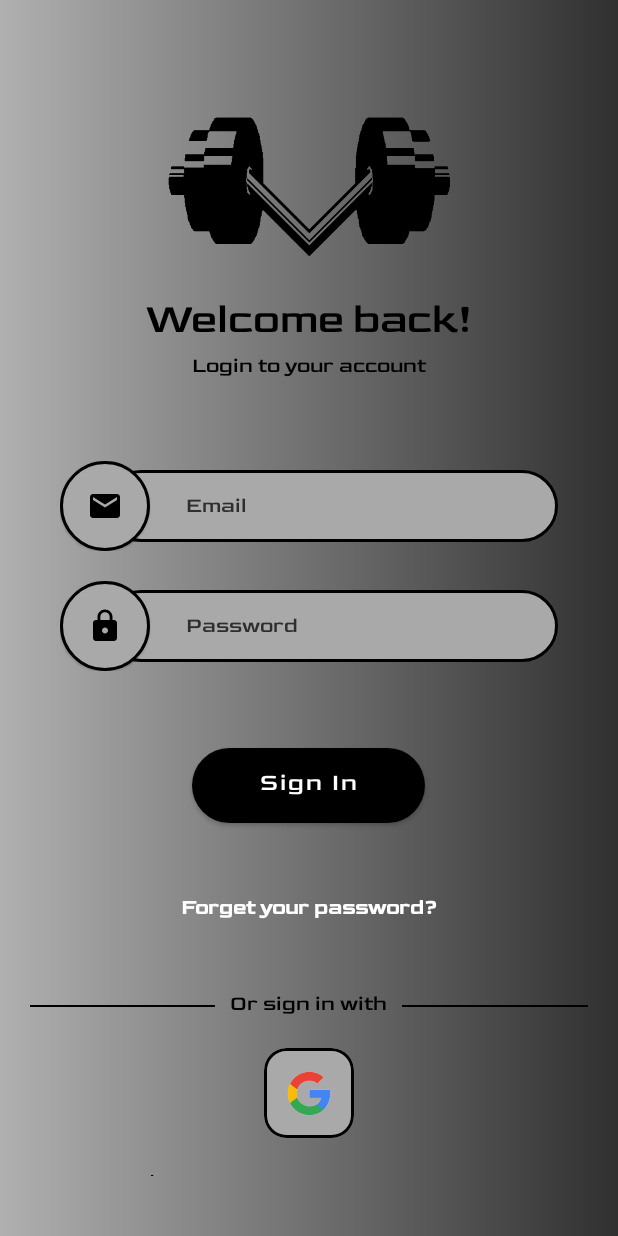
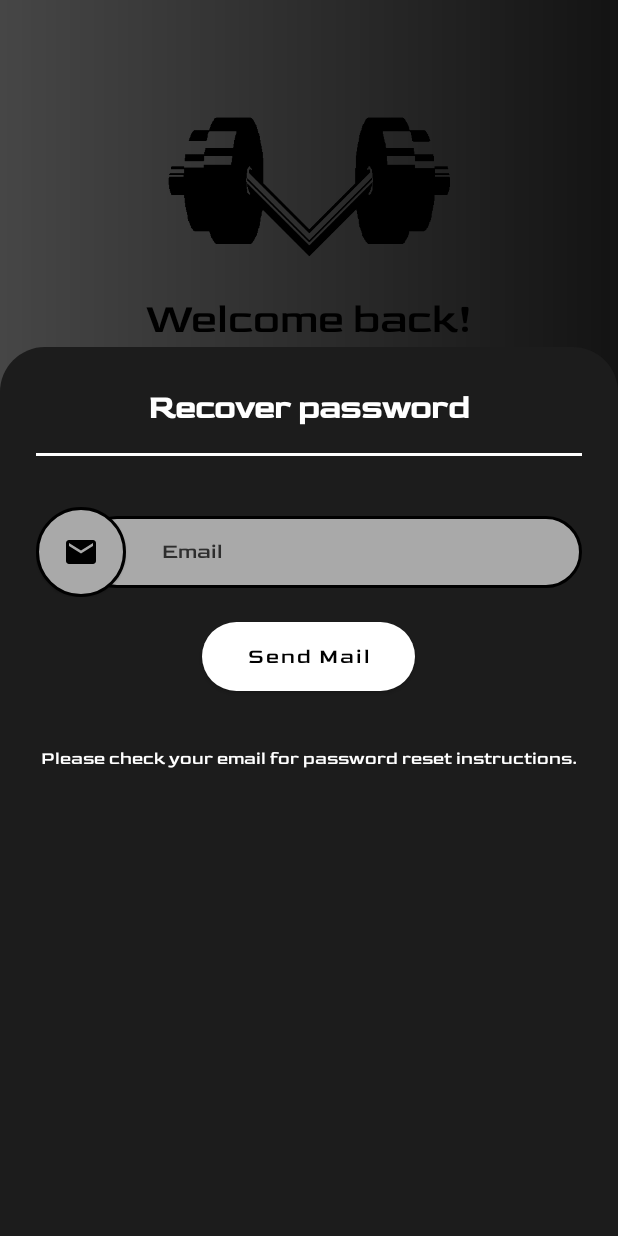
Before and after one commit to Josecp03/Vetra-FitnessApp-TFG, an Android app: the screen it shows after launch (SignInActivity), after a tap on "Forget your password?", on a phone screen of 412 x 824 dp. Run offline under Robolectric (Android 15) with nearby library versions, the phone set to English and light mode, and no system bars; 1 other tap on this screen came first.

Commit message:
Creando primer diálogo

```diff
--- a/app/src/main/AndroidManifest.xml
+++ b/app/src/main/AndroidManifest.xml
@@ -18,6 +18,7 @@
         <activity
             android:name=".view.activities.SignInActivity"
             android:exported="true"
+            android:windowSoftInputMode="adjustResize"
             android:theme="@style/Theme.MaterialComponents.DayNight.NoActionBar">
             <intent-filter>
                 <action android:name="android.intent.action.MAIN" />
--- a/app/src/main/java/com/example/vetra_fitnessapp_tfg/view/activities/SignInActivity.java
+++ b/app/src/main/java/com/example/vetra_fitnessapp_tfg/view/activities/SignInActivity.java
@@ -1,19 +1,18 @@
 package com.example.vetra_fitnessapp_tfg.view.activities;
 
+import android.annotation.SuppressLint;
 import android.os.Bundle;
 import android.view.View;
+import android.view.ViewGroup;
 import android.widget.Button;
 import android.widget.TextView;
 import android.widget.Toast;
+import androidx.appcompat.app.AppCompatActivity;
+import com.example.vetra_fitnessapp_tfg.R;
+import com.google.android.material.bottomsheet.BottomSheetDialog;
+import com.google.android.material.card.MaterialCardView;
 
-import androidx.activity.EdgeToEdge;
-import androidx.appcompat.app.AppCompatActivity;
-import androidx.core.graphics.Insets;
-import androidx.core.view.ViewCompat;
-import androidx.core.view.WindowInsetsCompat;
-
-import com.example.vetra_fitnessapp_tfg.R;
-import com.google.android.material.card.MaterialCardView;
+import java.util.Objects;
 
 public class SignInActivity extends AppCompatActivity {
 
@@ -24,7 +23,7 @@ public class SignInActivity extends AppCompatActivity {
 
 
         // Botón de iniciar sesión
-        Button btnSignIn = findViewById(R.id.buttonSignIn);
+        Button btnSignIn = findViewById(R.id.buttonSendRecovery);
         btnSignIn.setOnClickListener(new View.OnClickListener() {
             @Override
             public void onClick(View v) {
@@ -43,12 +42,8 @@ public class SignInActivity extends AppCompatActivity {
 
         // Texto "Forget your password"
         TextView textForgetPassword = findViewById(R.id.textViewForgetPassword);
-        textForgetPassword.setOnClickListener(new View.OnClickListener() {
-            @Override
-            public void onClick(View v) {
-                Toast.makeText(SignInActivity.this, "Forgot password pressed", Toast.LENGTH_SHORT).show();
-            }
-        });
+        textForgetPassword.setOnClickListener(v -> showForgotPasswordDialog());
+
 
         // Texto "Sign up here"
         TextView textSignUp = findViewById(R.id.textViewSignUp);
@@ -60,4 +55,21 @@ public class SignInActivity extends AppCompatActivity {
         });
 
     }
+
+
+    private void showForgotPasswordDialog() {
+        @SuppressLint("InflateParams") View dialogView = getLayoutInflater().inflate(R.layout.dialog_recover_password, null);
+        BottomSheetDialog bottomSheetDialog = new BottomSheetDialog(this, R.style.BottomSheetDialogTheme);
+        bottomSheetDialog.setContentView(dialogView);
+        Objects.requireNonNull(bottomSheetDialog.getWindow()).setBackgroundDrawableResource(android.R.color.transparent);
+        bottomSheetDialog.show();
+
+        // Forzar altura máxima
+        View bottomSheet = bottomSheetDialog.findViewById(com.google.android.material.R.id.design_bottom_sheet);
+        if (bottomSheet != null) {
+            bottomSheet.getLayoutParams().height = ViewGroup.LayoutParams.MATCH_PARENT;
+        }
+
+    }
+
 }
--- /dev/null
+++ b/app/src/main/res/drawable/bg_bottom_dialog.xml
@@ -0,0 +1,11 @@
+<shape xmlns:android="http://schemas.android.com/apk/res/android"
+    android:shape="rectangle">
+
+    <solid android:color="@color/almost_black" />
+
+    <corners
+        android:topLeftRadius="30dp"
+        android:topRightRadius="30dp"
+        android:bottomLeftRadius="0dp"
+        android:bottomRightRadius="0dp" />
+</shape>
--- a/app/src/main/res/layout/activity_sign_in.xml
+++ b/app/src/main/res/layout/activity_sign_in.xml
@@ -1,15 +1,21 @@
 <?xml version="1.0" encoding="utf-8"?>
-<LinearLayout xmlns:android="http://schemas.android.com/apk/res/android"
+<ScrollView xmlns:android="http://schemas.android.com/apk/res/android"
     xmlns:app="http://schemas.android.com/apk/res-auto"
     xmlns:tools="http://schemas.android.com/tools"
-    android:id="@+id/main"
     android:layout_width="match_parent"
     android:layout_height="match_parent"
     android:background="@drawable/gradient_background"
-    android:orientation="vertical"
-    android:textAlignment="center"
+    android:fillViewport="true"
     tools:context=".view.activities.SignInActivity">
 
+    <LinearLayout
+        android:id="@+id/main"
+        android:layout_width="match_parent"
+        android:layout_height="wrap_content"
+        android:orientation="vertical"
+        android:textAlignment="center">
+
+        <!-- Logo -->
         <ImageView
             android:id="@+id/imageViewLogoVetra"
             android:layout_width="match_parent"
@@ -20,6 +26,7 @@
             app:srcCompat="@drawable/logo_vetra_black"
             tools:ignore="RtlSymmetry" />
 
+        <!-- Mensaje 1 -->
         <TextView
             android:id="@+id/textViewWelcomeBack"
             android:layout_width="match_parent"
@@ -31,6 +38,7 @@
             android:textColor="@color/black"
             android:textSize="28sp" />
 
+        <!-- Mensaje 2 -->
         <TextView
             android:id="@+id/textViewLogIn"
             android:layout_width="match_parent"
@@ -44,7 +52,7 @@
             android:textColor="@color/black"
             android:textSize="14sp" />
 
-    <!-- EMAIL -->
+        <!-- Email -->
         <LinearLayout
             android:layout_width="match_parent"
             android:layout_height="wrap_content"
@@ -93,7 +101,8 @@
                     android:gravity="center_vertical"
                     android:hint="@string/email"
                     android:includeFontPadding="false"
-                android:inputType="text"
+                    android:inputType="textEmailAddress|textNoSuggestions"
+                    android:importantForAutofill="no"
                     android:maxLength="50"
                     android:textColor="@android:color/black"
                     android:textColorHint="@color/dark_gray"
@@ -104,7 +113,7 @@
 
         </LinearLayout>
 
-    <!-- PASSWORD -->
+        <!-- Password -->
         <LinearLayout
             android:layout_width="match_parent"
             android:layout_height="wrap_content"
@@ -154,7 +163,7 @@
                     android:gravity="center_vertical"
                     android:hint="@string/password"
                     android:includeFontPadding="false"
-                android:inputType="textPassword"
+                    android:inputType="textPassword|textNoSuggestions"
                     android:maxLength="25"
                     android:textColor="@android:color/black"
                     android:textColorHint="@color/dark_gray"
@@ -165,6 +174,7 @@
 
         </LinearLayout>
 
+        <!-- Sign In -->
         <LinearLayout
             android:layout_width="match_parent"
             android:layout_height="wrap_content"
@@ -177,7 +187,7 @@
             android:paddingBottom="20dp">
 
             <com.google.android.material.button.MaterialButton
-            android:id="@+id/buttonSignIn"
+                android:id="@+id/buttonSendRecovery"
                 android:layout_width="155dp"
                 android:layout_height="62dp"
                 android:fontFamily="@font/goldman"
@@ -192,6 +202,7 @@
 
         </LinearLayout>
 
+        <!-- Forget Password -->
         <TextView
             android:id="@+id/textViewForgetPassword"
             android:layout_width="match_parent"
@@ -210,6 +221,7 @@
             android:textSize="14sp"
             android:textStyle="bold" />
 
+        <!-- Divider -->
         <LinearLayout
             android:layout_width="match_parent"
             android:layout_height="wrap_content"
@@ -244,6 +256,7 @@
                 android:background="@android:color/black" />
         </LinearLayout>
 
+        <!-- Google -->
         <LinearLayout
             android:layout_width="match_parent"
             android:layout_height="wrap_content"
@@ -275,13 +288,12 @@
 
         </LinearLayout>
 
-
+        <!-- Sign Up -->
         <LinearLayout
             android:layout_width="match_parent"
-        android:layout_height="wrap_content"
+            android:layout_height="70dp"
             android:gravity="center"
-        android:orientation="horizontal"
-        android:layout_marginBottom="40dp">
+            android:orientation="horizontal">
 
             <TextView
                 android:id="@+id/textViewNoAccount"
@@ -297,17 +309,18 @@
                 android:id="@+id/textViewSignUp"
                 android:layout_width="wrap_content"
                 android:layout_height="wrap_content"
+                android:clickable="true"
+                android:focusable="true"
+                android:fontFamily="@font/goldman"
                 android:minHeight="48dp"
                 android:paddingTop="12dp"
                 android:paddingBottom="12dp"
                 android:text="@string/sign_up_here"
-            android:textColor="@android:color/white"
+                android:textColor="@color/white"
                 android:textSize="14sp"
-            android:textStyle="bold"
-            android:fontFamily="@font/goldman"
-            android:clickable="true"
-            android:focusable="true" />
+                android:textStyle="bold" />
         </LinearLayout>
 
+    </LinearLayout>
 
-</LinearLayout>
+</ScrollView>
--- a/app/src/main/res/layout/activity_sign_up.xml
+++ b/app/src/main/res/layout/activity_sign_up.xml
@@ -1,15 +1,21 @@
 <?xml version="1.0" encoding="utf-8"?>
-<LinearLayout xmlns:android="http://schemas.android.com/apk/res/android"
+<ScrollView xmlns:android="http://schemas.android.com/apk/res/android"
     xmlns:app="http://schemas.android.com/apk/res-auto"
     xmlns:tools="http://schemas.android.com/tools"
-    android:id="@+id/main"
     android:layout_width="match_parent"
     android:layout_height="match_parent"
     android:background="@drawable/gradient_background"
+    android:fillViewport="true"
+    tools:context=".view.activities.SignUpActivity">
+
+    <LinearLayout
+        android:id="@+id/main"
+        android:layout_width="match_parent"
+        android:layout_height="wrap_content"
         android:orientation="vertical"
-    android:textAlignment="center"
-    tools:context=".view.activities.SignInActivity">
+        android:textAlignment="center">
 
+        <!-- Back -->
         <ImageView
             android:id="@+id/btnBack"
             android:layout_width="116dp"
@@ -25,6 +31,7 @@
             android:src="@drawable/ic_back"
             tools:ignore="RtlSymmetry" />
 
+        <!-- Logo -->
         <ImageView
             android:id="@+id/imageViewLogoVetra"
             android:layout_width="match_parent"
@@ -34,6 +41,7 @@
             app:srcCompat="@drawable/logo_vetra_black"
             tools:ignore="RtlSymmetry" />
 
+        <!-- Mensaje 1 -->
         <TextView
             android:id="@+id/textViewWelcomeBack"
             android:layout_width="match_parent"
@@ -45,6 +53,7 @@
             android:textColor="@color/black"
             android:textSize="28sp" />
 
+        <!-- Mensaje 2 -->
         <TextView
             android:id="@+id/textViewLogIn"
             android:layout_width="match_parent"
@@ -58,7 +67,7 @@
             android:textColor="@color/black"
             android:textSize="14sp" />
 
-    <!-- USERNAME -->
+        <!-- Username -->
         <LinearLayout
             android:layout_width="match_parent"
             android:layout_height="wrap_content"
@@ -107,7 +116,7 @@
                     android:gravity="center_vertical"
                     android:hint="@string/username"
                     android:includeFontPadding="false"
-                android:inputType="text"
+                    android:inputType="text|textNoSuggestions"
                     android:maxLength="50"
                     android:textColor="@android:color/black"
                     android:textColorHint="@color/dark_gray"
@@ -118,7 +127,7 @@
 
         </LinearLayout>
 
-    <!-- EMAIL -->
+        <!-- Email -->
         <LinearLayout
             android:layout_width="match_parent"
             android:layout_height="wrap_content"
@@ -167,7 +176,8 @@
                     android:gravity="center_vertical"
                     android:hint="@string/email"
                     android:includeFontPadding="false"
-                android:inputType="text"
+                    android:inputType="textEmailAddress|textNoSuggestions"
+                    android:importantForAutofill="no"
                     android:maxLength="50"
                     android:textColor="@android:color/black"
                     android:textColorHint="@color/dark_gray"
@@ -178,7 +188,7 @@
 
         </LinearLayout>
 
-    <!-- PASSWORD -->
+        <!-- Password -->
         <LinearLayout
             android:layout_width="match_parent"
             android:layout_height="wrap_content"
@@ -228,7 +238,7 @@
                     android:gravity="center_vertical"
                     android:hint="@string/password"
                     android:includeFontPadding="false"
-                android:inputType="textPassword"
+                    android:inputType="textPassword|textNoSuggestions"
                     android:maxLength="25"
                     android:textColor="@android:color/black"
                     android:textColorHint="@color/dark_gray"
@@ -239,6 +249,7 @@
 
         </LinearLayout>
 
+        <!-- Sign Up -->
         <LinearLayout
             android:layout_width="match_parent"
             android:layout_height="wrap_content"
@@ -251,7 +262,7 @@
             android:paddingBottom="20dp">
 
             <com.google.android.material.button.MaterialButton
-            android:id="@+id/buttonSignIn"
+                android:id="@+id/buttonSendRecovery"
                 android:layout_width="155dp"
                 android:layout_height="62dp"
                 android:fontFamily="@font/goldman"
@@ -266,6 +277,7 @@
 
         </LinearLayout>
 
+        <!-- Divider -->
         <LinearLayout
             android:layout_width="match_parent"
             android:layout_height="wrap_content"
@@ -280,7 +292,7 @@
                 android:layout_width="0dp"
                 android:layout_height="1dp"
                 android:layout_weight="1"
-            android:background="@android:color/black" />
+                android:background="@color/black" />
 
             <TextView
                 android:id="@+id/txtDivider"
@@ -289,7 +301,7 @@
                 android:layout_marginStart="10dp"
                 android:layout_marginEnd="10dp"
                 android:text="@string/or_sign_up_with"
-            android:textColor="@android:color/black"
+                android:textColor="@color/black"
                 android:fontFamily="@font/goldman"
                 android:textSize="14sp" />
 
@@ -300,6 +312,7 @@
                 android:background="@android:color/black" />
         </LinearLayout>
 
+        <!-- Google -->
         <LinearLayout
             android:layout_width="match_parent"
             android:layout_height="wrap_content"
@@ -332,3 +345,6 @@
         </LinearLayout>
 
     </LinearLayout>
+
+
+</ScrollView>
--- /dev/null
+++ b/app/src/main/res/layout/dialog_recover_password.xml
@@ -0,0 +1,127 @@
+<?xml version="1.0" encoding="utf-8"?>
+<LinearLayout xmlns:android="http://schemas.android.com/apk/res/android"
+    xmlns:tools="http://schemas.android.com/tools"
+    android:layout_width="match_parent"
+    android:layout_height="match_parent"
+    xmlns:app="http://schemas.android.com/apk/res-auto"
+    android:orientation="vertical"
+    android:background="@drawable/bg_bottom_dialog"
+    android:padding="24dp"
+    android:gravity="center_horizontal">
+
+    <!-- Título -->
+    <TextView
+        android:layout_width="wrap_content"
+        android:layout_height="wrap_content"
+        android:text="@string/recover_password"
+        android:textColor="@color/white"
+        android:textSize="22sp"
+        android:fontFamily="@font/goldman"
+        android:textStyle="bold"
+        android:layout_marginBottom="8dp" />
+
+    <!-- Divider -->
+    <View
+        android:layout_width="match_parent"
+        android:layout_height="2dp"
+        android:background="@android:color/white"
+        android:layout_marginBottom="24dp" />
+
+    <!-- Email -->
+    <LinearLayout
+        android:layout_width="match_parent"
+        android:layout_height="wrap_content"
+        android:layout_marginTop="10dp"
+        android:baselineAligned="false"
+        android:gravity="center_vertical"
+        android:orientation="horizontal">
+
+        <FrameLayout
+            android:id="@+id/circleContainerEmail"
+            android:layout_width="60dp"
+            android:layout_height="60dp"
+            android:background="@drawable/circle_background"
+            android:elevation="1dp">
+
+            <ImageView
+                android:layout_width="wrap_content"
+                android:layout_height="wrap_content"
+                android:layout_gravity="center"
+                android:contentDescription="@string/email_icon"
+                android:src="@drawable/baseline_email_24" />
+        </FrameLayout>
+
+        <FrameLayout
+            android:id="@+id/rectangleContainerEmail"
+            android:layout_width="0dp"
+            android:layout_height="48dp"
+            android:layout_marginStart="-30dp"
+            android:layout_weight="1"
+            android:background="@drawable/rounded_rectangle_background"
+            android:elevation="0dp"
+            android:paddingStart="4dp"
+            tools:ignore="RtlSymmetry">
+
+            <EditText
+                android:id="@+id/editTextEmail"
+                android:layout_width="254dp"
+                android:layout_height="48dp"
+                android:layout_marginStart="50dp"
+                android:autofillHints=""
+                android:background="@android:color/transparent"
+                android:fontFamily="@font/goldman"
+                android:gravity="center_vertical"
+                android:hint="@string/email"
+                android:importantForAutofill="no"
+                android:includeFontPadding="false"
+                android:inputType="textEmailAddress|textNoSuggestions"
+                android:maxLength="50"
+                android:textColor="@android:color/black"
+                android:textColorHint="@color/dark_gray"
+                android:textCursorDrawable="@drawable/custom_cursor"
+                android:textSize="14sp"
+                tools:ignore="TextFields" />
+        </FrameLayout>
+
+    </LinearLayout>
+
+    <!-- Send Email -->
+    <LinearLayout
+        android:layout_width="match_parent"
+        android:layout_height="wrap_content"
+        android:layout_marginTop="5dp"
+        android:layout_marginBottom="10dp"
+        android:clipChildren="false"
+        android:clipToPadding="false"
+        android:gravity="center"
+        android:paddingTop="5dp"
+        android:paddingBottom="20dp">
+
+        <com.google.android.material.button.MaterialButton
+            android:id="@+id/buttonSendRecovery"
+            android:layout_width="142dp"
+            android:layout_height="58dp"
+            android:fontFamily="@font/goldman"
+            android:includeFontPadding="false"
+            android:text="@string/send_email"
+            android:textAllCaps="false"
+            android:textColor="@color/black"
+            android:textSize="14sp"
+            app:backgroundTint="@color/white"
+            app:cornerRadius="25dp"
+            app:iconGravity="textStart"
+            app:iconPadding="10dp" />
+
+    </LinearLayout>
+
+    <!-- Nota -->
+    <TextView
+        android:layout_width="match_parent"
+        android:layout_height="wrap_content"
+        android:layout_marginBottom="100dp"
+        android:fontFamily="@font/goldman"
+        android:text="@string/please_check_your_email_for_password_reset_instructions"
+        android:textAlignment="center"
+        android:textColor="@android:color/white"
+        android:textSize="12sp" />
+</LinearLayout>
--- a/app/src/main/res/values/strings.xml
+++ b/app/src/main/res/values/strings.xml
@@ -23,4 +23,7 @@
     <string name="username">Username</string>
     <string name="user_icon">user icon</string>
     <string name="back_icon">back icon</string>
+    <string name="recover_password">Recover password</string>
+    <string name="send_email">Send Mail</string>
+    <string name="please_check_your_email_for_password_reset_instructions">Please check your email for password reset instructions.</string>
 </resources>
--- a/app/src/main/res/values/themes.xml
+++ b/app/src/main/res/values/themes.xml
@@ -13,4 +13,15 @@
         <item name="android:statusBarColor">?attr/colorPrimaryVariant</item>
         <!-- Customize your theme here. -->
     </style>
+
+    <style name="BottomSheetDialogTheme" parent="Theme.Design.Light.BottomSheetDialog">
+        <item name="bottomSheetStyle">@style/CustomBottomSheetStyle</item>
+    </style>
+
+    <style name="CustomBottomSheetStyle" parent="Widget.Design.BottomSheet.Modal">
+        <item name="android:background">@android:color/transparent</item>
+    </style>
+
+
+
 </resources>
```
Lines whose indentation alone changed are shown as unchanged.
